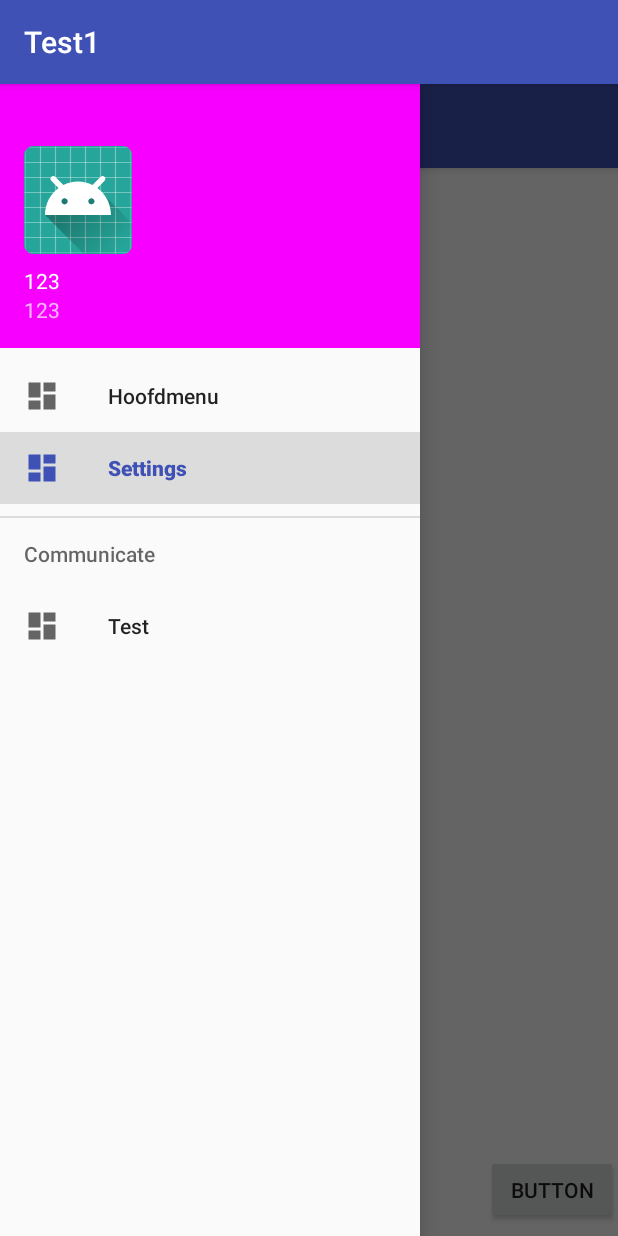
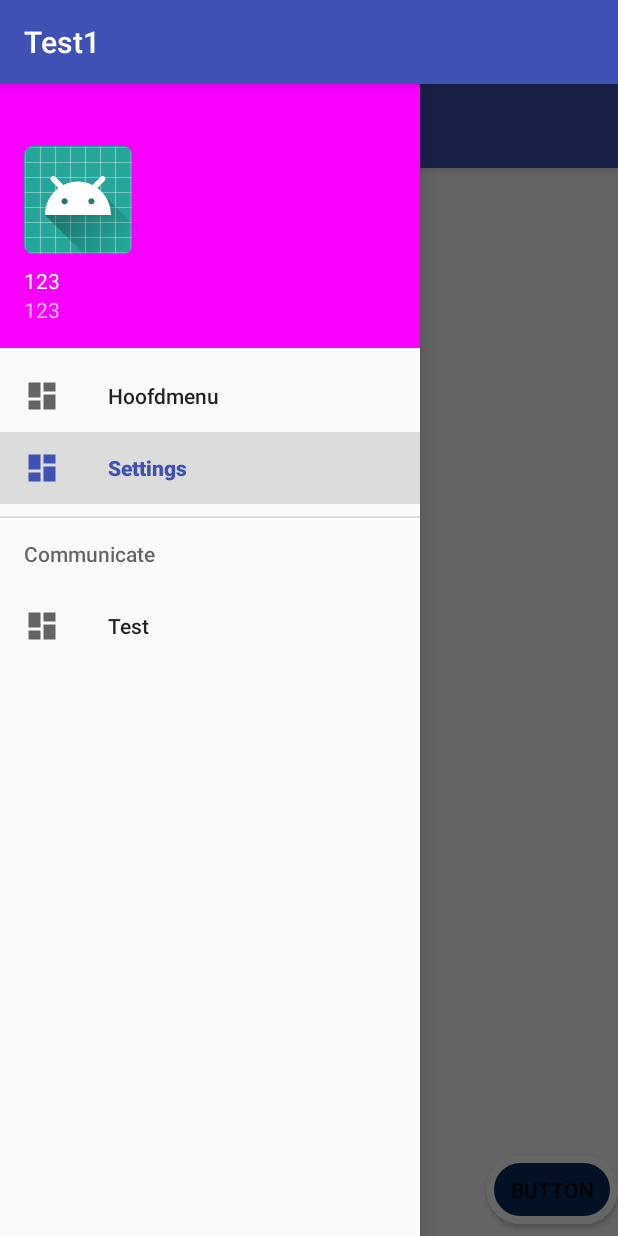
Before and after one commit to Pandomia/AcceleroSound, an Android app: the screen it shows after launch (MainActivity), with the side drawer open, on a phone screen of 412 x 824 dp. Run offline under Robolectric (Android 15) with nearby library versions, the phone set to English and light mode, and no system bars.

Commit message:
ButtonStyle Added

```diff
--- a/app/src/main/java/project/testcompany/com/AcceleroSound/AnimatedView.java
+++ b/app/src/main/java/project/testcompany/com/AcceleroSound/AnimatedView.java
@@ -81,25 +81,16 @@ class AnimatedView extends View {
         if(y<=0)
         {
             y = 0 + CIRCLE_RADIUS;
-                /*for(int i = 0;i < 151;i++)
-                {
-                    y+=i;
-                }*/
+
         }
         if(x >=viewWidth){
             x = viewWidth - CIRCLE_RADIUS;
-                /*for(int i = 0;i < 151;i++)
-                {
-                    x+=i;
-                }*/
+
         }
         if(y >=viewHeight)
         {
             y = viewHeight - CIRCLE_RADIUS;
-                /*for(int i = 0;i < 151;i++)
-                {
-                    y+=i;
-                }*/
+
         }
     }
 
--- /dev/null
+++ b/app/src/main/res/drawable/buttonstyle.xml
@@ -0,0 +1,17 @@
+<?xml version="1.0" encoding="utf-8"?>
+<shape xmlns:android="http://schemas.android.com/apk/res/android"
+    android:shape="rectangle">
+
+   <gradient
+       android:startColor="@color/ColorButton"
+       android:endColor="@color/ColorButton"
+       android:angle="45">
+   </gradient>
+
+    <corners
+        android:radius="35dp">
+    </corners>
+    <stroke android:color="	#FFFFFF"
+        android:width="5dp">
+    </stroke>
+</shape>
--- a/app/src/main/res/layout/activity_main.xml
+++ b/app/src/main/res/layout/activity_main.xml
@@ -49,6 +49,7 @@
             android:layout_marginBottom="8dp"
             android:onClick="onClickBtn"
             android:text="Button"
+            android:background="@drawable/buttonstyle"
             app:layout_constraintBottom_toBottomOf="parent"
             app:layout_constraintEnd_toEndOf="parent" />
 
--- a/app/src/main/res/values/colors.xml
+++ b/app/src/main/res/values/colors.xml
@@ -3,4 +3,5 @@
     <color name="colorPrimary">#3F51B5</color>
     <color name="colorPrimaryDark">#303F9F</color>
     <color name="colorAccent">#f700ff</color>
+    <color name="ColorButton">#0A2A5b</color>
 </resources>
```
